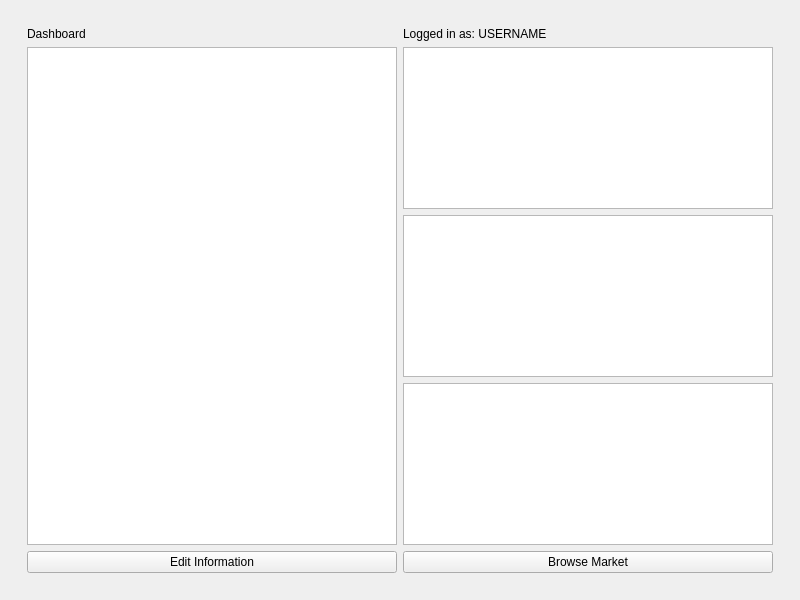
The window that COMP-3007-Term-Project/mainwindow.ui (AndreaOfTheEast/COMP-3007-Term-Project) describes before a commit, drawn with Qt 5.
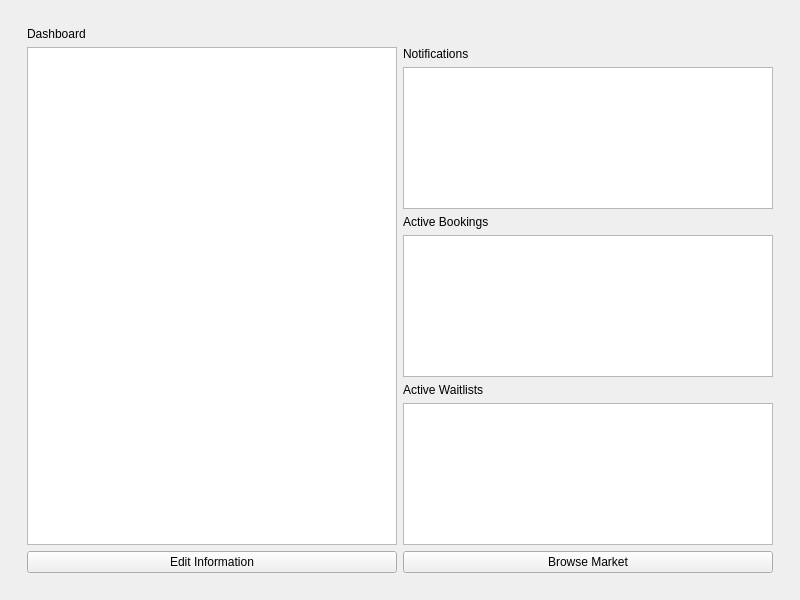
The same window after the commit.

The edit to the form file:
```diff
--- a/COMP-3007-Term-Project/mainwindow.ui
+++ b/COMP-3007-Term-Project/mainwindow.ui
@@ -37,13 +37,6 @@
                </property>
               </widget>
              </item>
-             <item>
-              <widget class="QLabel" name="label">
-               <property name="text">
-                <string>Logged in as: USERNAME</string>
-               </property>
-              </widget>
-             </item>
             </layout>
            </item>
            <item>
@@ -56,13 +49,34 @@
                <item>
                 <layout class="QVBoxLayout" name="verticalLayout_7">
                  <item>
-                  <widget class="QListView" name="listView_4"/>
+                  <widget class="QLabel" name="label">
+                   <property name="text">
+                    <string>Notifications</string>
+                   </property>
+                  </widget>
                  </item>
                  <item>
-                  <widget class="QListView" name="listView_2"/>
+                  <widget class="QListWidget" name="list_notifications"/>
                  </item>
                  <item>
-                  <widget class="QListView" name="listView_3"/>
+                  <widget class="QLabel" name="label_4">
+                   <property name="text">
+                    <string>Active Bookings</string>
+                   </property>
+                  </widget>
+                 </item>
+                 <item>
+                  <widget class="QListWidget" name="list_active_bookings"/>
+                 </item>
+                 <item>
+                  <widget class="QLabel" name="label_5">
+                   <property name="text">
+                    <string>Active Waitlists</string>
+                   </property>
+                  </widget>
+                 </item>
+                 <item>
+                  <widget class="QListWidget" name="list_waitlist"/>
                  </item>
                 </layout>
                </item>
```
Left out of the diff: 6 changed lines with no effect on the pictures.
